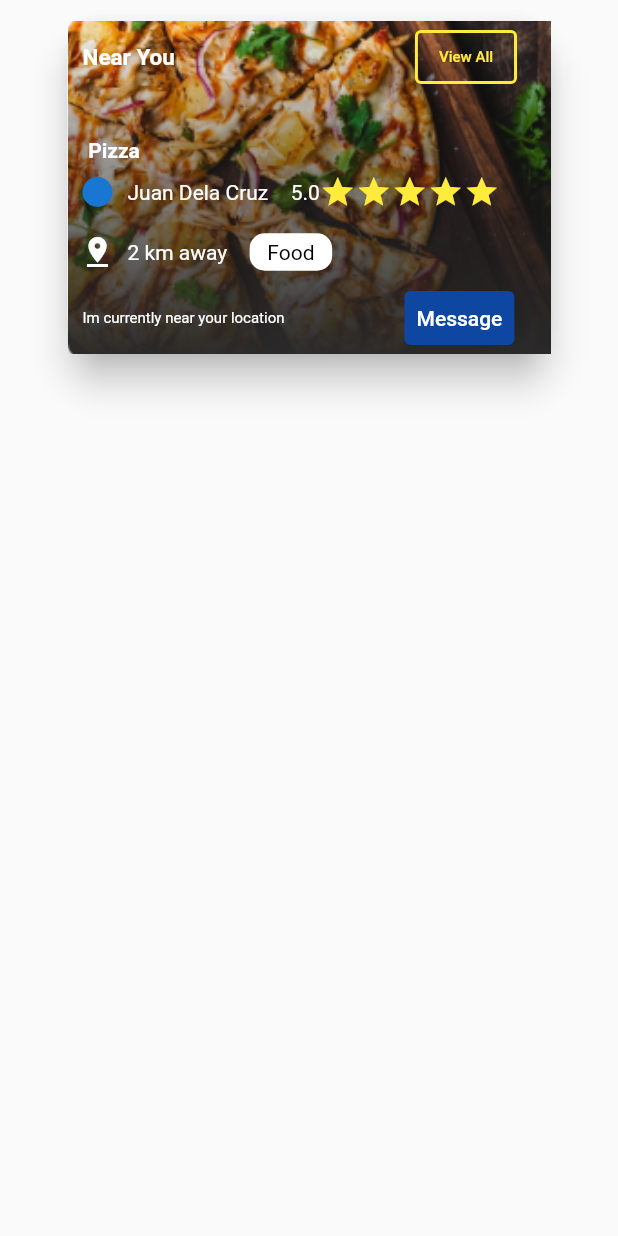
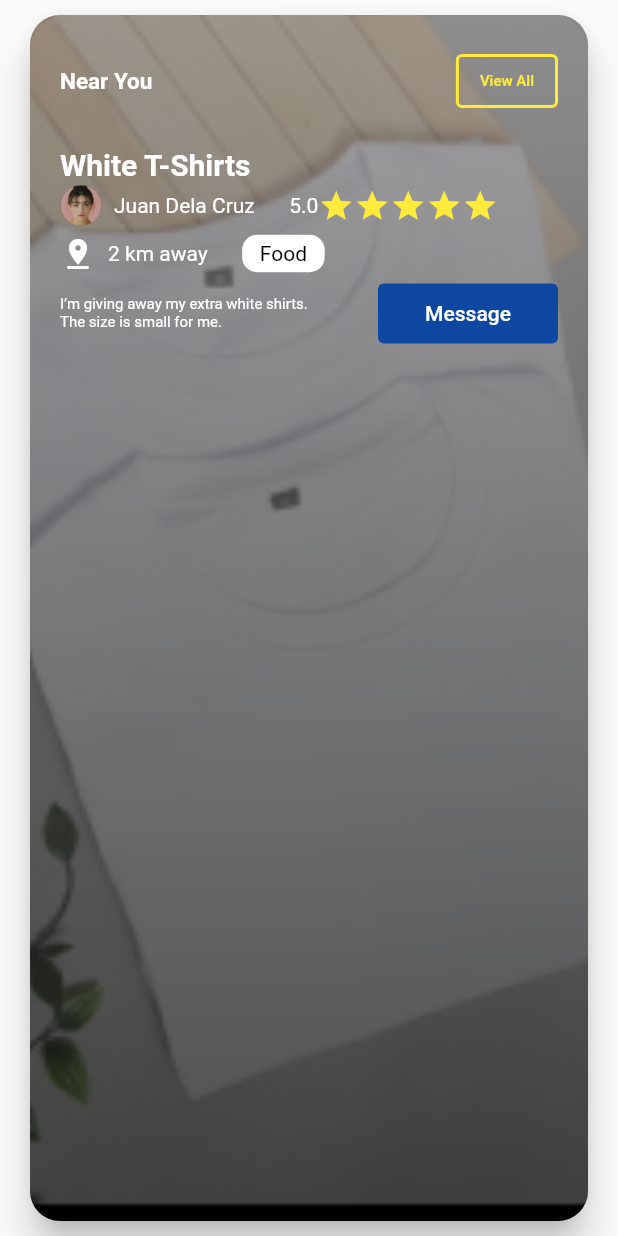
Before and after one commit to BooManLag/E-Bigay, a Flutter app: the UpperData widget shown alone on an empty page, opened directly, on a phone screen of 412 x 824 dp. Run offline on Flutter 3.47's test engine with Material 2 defaults, Android fonts, the phone set to English and light mode, and no system bars; our stand-ins replace curved_navigation_bar, flutter_login, google_maps_flutter, introduction_screen.

```diff
--- a/lib/upperdata.dart
+++ b/lib/upperdata.dart
@@ -1,3 +1,4 @@
+import 'package:flutter/cupertino.dart';
 import 'package:flutter/material.dart';
 
 class UpperData extends StatefulWidget {
@@ -10,81 +11,85 @@ class UpperData extends StatefulWidget {
 class _UpperDataState extends State<UpperData> {
   @override
   Widget build(BuildContext context) {
-    return Container(
-      child: Column(
-        children: <Widget>[
-          Center(
-            child: Container(
-              width: 350,
-              height: 250,
-              padding: new EdgeInsets.all(10.0),
+    return Center(
       child: Card(
         shape: RoundedRectangleBorder(
           borderRadius: BorderRadius.circular(25.0),
         ),
-                color: Colors.white,
+        margin: EdgeInsets.fromLTRB(20.0, 10, 20, 10),
         elevation: 10,
         child: Container(
           decoration: BoxDecoration(
+            borderRadius: BorderRadius.all(Radius.circular(20)),
+            gradient: LinearGradient(
+                begin: FractionalOffset.topCenter,
+                end: FractionalOffset.bottomCenter,
+                colors: [
+                  Colors.black.withOpacity(0.5),
+                  Colors.black.withOpacity(1.0),
+                ],
+                stops: [
+                  0.0,
+                  1.0
+                ]),
             image: DecorationImage(
-                      image: AssetImage('assets/images/4.png'),
-                      fit: BoxFit.fitWidth,
+              opacity: 0.3,
+              fit: BoxFit.cover,
+              image: AssetImage('assets/images/5shirt.png'),
             ),
           ),
+          child: Padding(
+            padding: const EdgeInsets.all(20.0),
             child: Column(
+              mainAxisAlignment: MainAxisAlignment.start,
+              crossAxisAlignment: CrossAxisAlignment.start,
               children: <Widget>[
                 Row(
+                  mainAxisAlignment: MainAxisAlignment.spaceBetween,
                   children: [
-                          Padding(
-                            padding: const EdgeInsets.all(10.0),
-                            child: Text(
+                    Text(
                       'Near You',
                       style: TextStyle(
                           fontSize: 15.0,
                           color: Colors.white,
                           fontWeight: FontWeight.bold),
                     ),
-                          ),
-                          Padding(
-                            padding: EdgeInsets.only(left: 150.0),
-                            child: OutlinedButton(
+                    OutlinedButton(
                       style: OutlinedButton.styleFrom(
-                                side:
-                                    BorderSide(color: Colors.yellow, width: 2),
+                        side: BorderSide(color: Colors.yellow, width: 2),
                       ),
                       onPressed: () {},
                       child: Text(
                         'View All',
-                                style: TextStyle(
-                                    fontSize: 10, color: Colors.yellow),
-                              ),
+                        style: TextStyle(fontSize: 10, color: Colors.yellow),
                       ),
                     ),
                   ],
                 ),
-                      Padding(
-                        padding: EdgeInsets.only(right: 260.0, top: 30),
-                        child: Text(
-                          'Pizza',
+                SizedBox(height: 20),
+                Text(
+                  'White T-Shirts',
                   style: TextStyle(
+                    fontSize: 20.0,
                     color: Colors.white,
                     fontWeight: FontWeight.bold,
                   ),
                 ),
-                      ),
                 Row(
                   children: [
+                    CircleAvatar(
+                      radius: 14,
+                      backgroundColor: Colors.transparent,
+                      child: Image.asset('assets/images/01profile.png'),
+                    ),
                     Padding(
-                            padding: const EdgeInsets.all(10.0),
-                            child: CircleAvatar(
-                              radius: 10,
-                            ),
-                          ),
-                          Text(
+                      padding: const EdgeInsets.all(8.0),
+                      child: Text(
                         'Juan Dela Cruz',
                         style: TextStyle(
                           fontWeight: FontWeight.w400,
                           color: Colors.white,
+                        ),
                       ),
                     ),
                     Padding(
@@ -120,17 +125,17 @@ class _UpperDataState extends State<UpperData> {
                 ),
                 Row(
                   children: [
-                          Padding(
-                            padding: const EdgeInsets.all(8.0),
-                            child: Icon(
+                    Icon(
                       Icons.pin_drop,
                       color: Colors.white,
                     ),
-                          ),
-                          Text(
+                    Padding(
+                      padding: const EdgeInsets.all(8.0),
+                      child: Text(
                         '2 km away',
                         style: TextStyle(
                           color: Colors.white,
+                        ),
                       ),
                     ),
                     Padding(
@@ -153,28 +158,24 @@ class _UpperDataState extends State<UpperData> {
                   ],
                 ),
                 Row(
+                  mainAxisAlignment: MainAxisAlignment.spaceBetween,
                   children: [
-                          Padding(
-                            padding: const EdgeInsets.all(10.0),
-                            child: Text(
-                              'Im currently near your location',
+                    Text(
+                      'I’m giving away my extra white shirts. \nThe size is small for me.',
                       style: TextStyle(
                         fontSize: 10,
                         color: Colors.white,
                       ),
                     ),
-                          ),
-                          Padding(
-                            padding: EdgeInsets.only(left: 70.0),
-                            child: TextButton(
+                    TextButton(
                       style: TextButton.styleFrom(
                         primary: Colors.white,
+                        minimumSize: Size(120, 40),
                         backgroundColor: Colors.blue[900],
                         onSurface: Colors.grey,
                       ),
                       onPressed: () {},
                       child: Text('Message'),
-                            ),
                     )
                   ],
                 )
@@ -183,9 +184,6 @@ class _UpperDataState extends State<UpperData> {
           ),
         ),
       ),
-          ),
-        ],
-      ),
     );
   }
 }
--- a/pubspec.yaml
+++ b/pubspec.yaml
@@ -37,4 +37,6 @@ flutter:
     - assets/images/2.png
     - assets/images/3.png
     - assets/images/4.png
+    - assets/images/5shirt.png
+    - assets/images/01profile.png
     - assets/images/logo.png
```
Also changed, not shown: lib/home.dart (+47 -19 lines), assets/images/01profile.png (added), assets/images/5shirt.png (added). Lines whose indentation alone changed are shown as unchanged.
